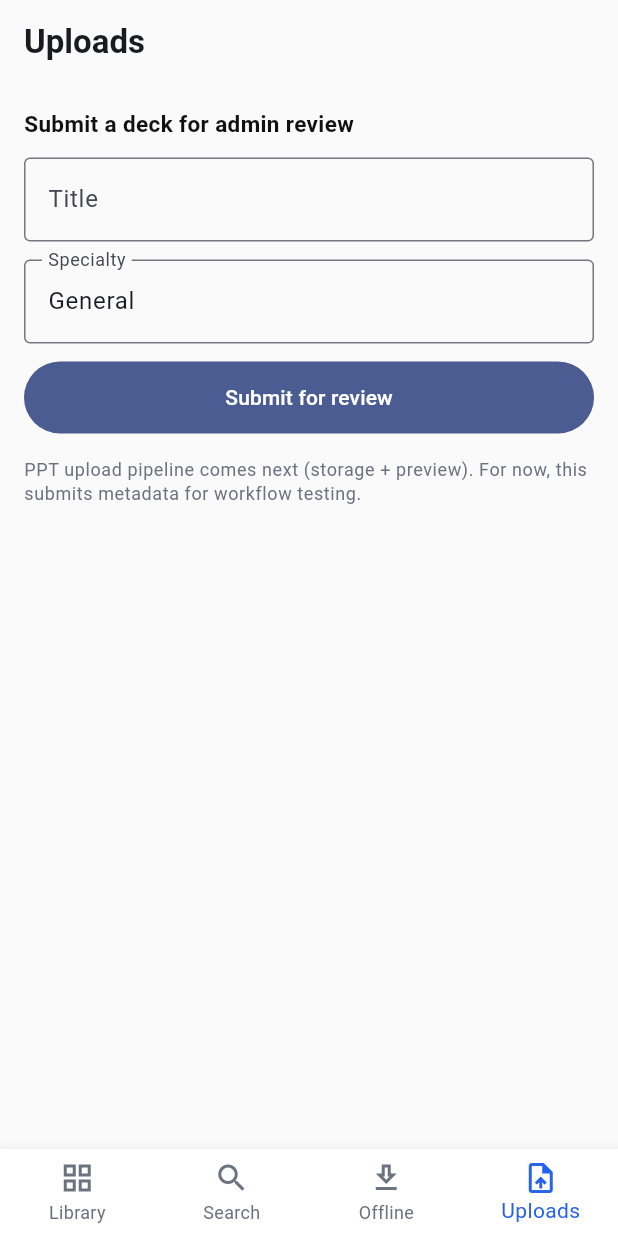
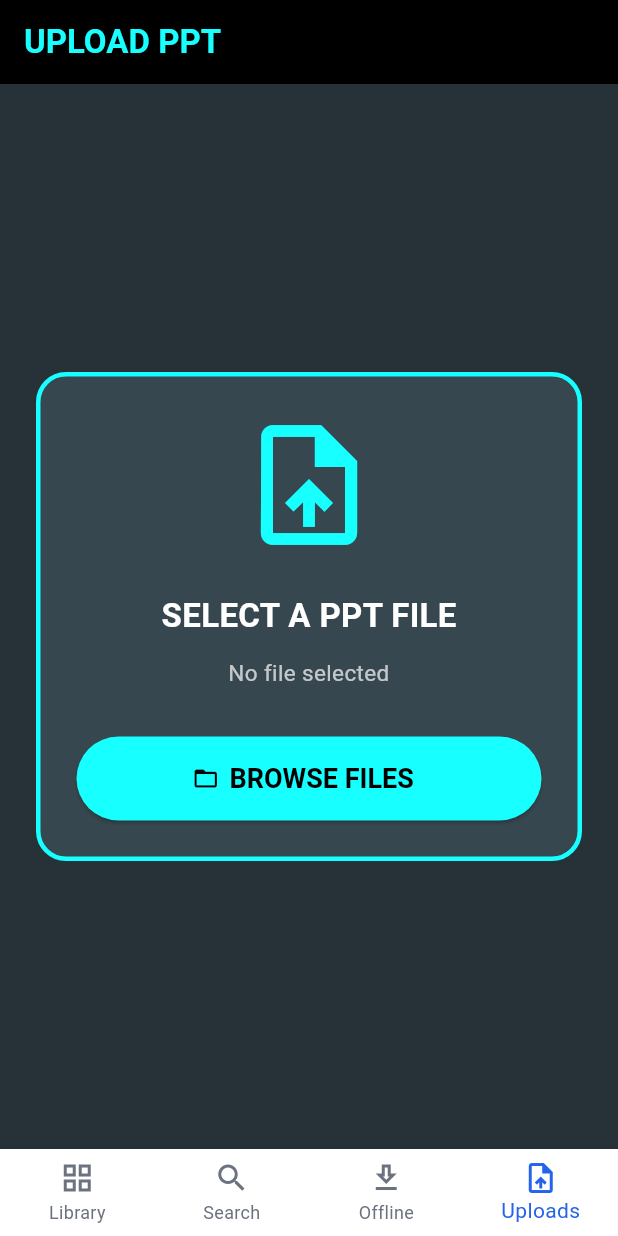
Before and after one commit to alionpax/meddeck, a Flutter app: the UploadsScreen screen opened by its route, on a phone screen of 412 x 824 dp. Run offline on Flutter 3.47's test engine with Material 3 defaults, Android fonts, the phone set to English and light mode, and no system bars; our stand-ins replace cached_network_image, cloud_firestore, file_picker, firebase_auth, firebase_core, firebase_storage and 3 more; accounts and stored records are empty.

Commit message:
Checkpoint: storage + uploads + fixes

```diff
--- a/lib/features/uploads/uploads_screen.dart
+++ b/lib/features/uploads/uploads_screen.dart
@@ -1,6 +1,5 @@
-import 'package:firebase_auth/firebase_auth.dart';
 import 'package:flutter/material.dart';
-import '../../data/repo/firestore_deck_repo.dart';
+import 'package:file_picker/file_picker.dart';
 
 class UploadsScreen extends StatefulWidget {
   const UploadsScreen({super.key});
@@ -10,80 +9,112 @@ class UploadsScreen extends StatefulWidget {
 }
 
 class _UploadsScreenState extends State<UploadsScreen> {
-  final _repo = FirestoreDeckRepo();
-  final _title = TextEditingController();
-  final _specialty = TextEditingController(text: 'General');
-  bool _loading = false;
-  String? _msg;
+  String? _pickedFileName;
 
-  @override
-  void dispose() {
-    _title.dispose();
-    _specialty.dispose();
-    super.dispose();
+  Future<void> _pickPptFile() async {
+    try {
+      final result = await FilePicker.platform.pickFiles(
+        type: FileType.custom,
+        allowedExtensions: ['ppt', 'pptx'],
+        withData: false,
+      );
+
+      if (result == null) {
+        // User cancelled
+        return;
+      }
+
+      setState(() {
+        _pickedFileName = result.files.single.name;
+      });
+
+      ScaffoldMessenger.of(context).showSnackBar(
+        SnackBar(
+          content: Text('✅ Selected: ${result.files.single.name}'),
+        ),
+      );
+    } catch (e) {
+      ScaffoldMessenger.of(context).showSnackBar(
+        SnackBar(
+          content: Text('❌ File picker error: $e'),
+        ),
+      );
+    }
   }
 
   @override
   Widget build(BuildContext context) {
-    final user = FirebaseAuth.instance.currentUser;
-
     return Scaffold(
-      appBar: AppBar(title: const Text('Uploads')),
-      body: ListView(
-        padding: const EdgeInsets.all(16),
+      backgroundColor: Colors.blueGrey.shade900,
+      appBar: AppBar(
+        backgroundColor: Colors.black,
+        title: const Text(
+          'UPLOAD PPT',
+          style: TextStyle(
+            color: Colors.cyanAccent,
+            fontWeight: FontWeight.bold,
+          ),
+        ),
+      ),
+      body: Center(
+        child: Container(
+          width: double.infinity,
+          margin: const EdgeInsets.all(24),
+          padding: const EdgeInsets.all(24),
+          decoration: BoxDecoration(
+            color: Colors.blueGrey.shade800,
+            borderRadius: BorderRadius.circular(20),
+            border: Border.all(
+              color: Colors.cyanAccent,
+              width: 3,
+            ),
+          ),
+          child: Column(
+            mainAxisSize: MainAxisSize.min,
             children: [
-          const Text('Submit a deck for admin review', style: TextStyle(fontWeight: FontWeight.w600)),
-          const SizedBox(height: 12),
-          TextField(
-            controller: _title,
-            decoration: const InputDecoration(
-              labelText: 'Title',
-              border: OutlineInputBorder(),
+              const Icon(
+                Icons.upload_file,
+                size: 96,
+                color: Colors.cyanAccent,
+              ),
+              const SizedBox(height: 24),
+              const Text(
+                'SELECT A PPT FILE',
+                style: TextStyle(
+                  fontSize: 22,
+                  fontWeight: FontWeight.bold,
+                  color: Colors.white,
                 ),
               ),
               const SizedBox(height: 12),
-          TextField(
-            controller: _specialty,
-            decoration: const InputDecoration(
-              labelText: 'Specialty',
-              border: OutlineInputBorder(),
+              Text(
+                _pickedFileName ?? 'No file selected',
+                textAlign: TextAlign.center,
+                style: const TextStyle(
+                  color: Colors.white70,
                 ),
               ),
-          const SizedBox(height: 12),
+              const SizedBox(height: 32),
               SizedBox(
-            height: 48,
-            child: FilledButton(
-              onPressed: (user == null || _loading) ? null : () async {
-                setState(() { _loading = true; _msg = null; });
-                try {
-                  await _repo.createPendingDeck(
-                    title: _title.text,
-                    specialty: _specialty.text,
-                    ownerUid: user.uid,
-                  );
-                  _title.clear();
-                  setState(() { _msg = 'Submitted. Awaiting approval.'; });
-                } catch (e) {
-                  setState(() { _msg = 'Failed: $e'; });
-                } finally {
-                  if (mounted) setState(() { _loading = false; });
-                }
-              },
-              child: _loading
-                  ? const SizedBox(height: 18, width: 18, child: CircularProgressIndicator(strokeWidth: 2))
-                  : const Text('Submit for review'),
+                width: double.infinity,
+                height: 56,
+                child: ElevatedButton.icon(
+                  style: ElevatedButton.styleFrom(
+                    backgroundColor: Colors.cyanAccent,
+                    foregroundColor: Colors.black,
+                    textStyle: const TextStyle(
+                      fontSize: 18,
+                      fontWeight: FontWeight.bold,
                     ),
                   ),
-          if (_msg != null) ...[
-            const SizedBox(height: 12),
-            Text(_msg!),
-          ],
-          const SizedBox(height: 16),
-          Text(
-            'PPT upload pipeline comes next (storage + preview). For now, this submits metadata for workflow testing.',
-            style: Theme.of(context).textTheme.bodySmall,
+                  icon: const Icon(Icons.folder_open),
+                  label: const Text('BROWSE FILES'),
+                  onPressed: _pickPptFile,
+                ),
               ),
             ],
+          ),
+        ),
       ),
     );
   }
```
Also changed, not shown: lib/services/storage_service.dart (added, +28 -0 lines), pubspec.yaml (+20 -8 lines), pubspec.lock, 6 other files. Lines whose indentation alone changed are shown as unchanged.
